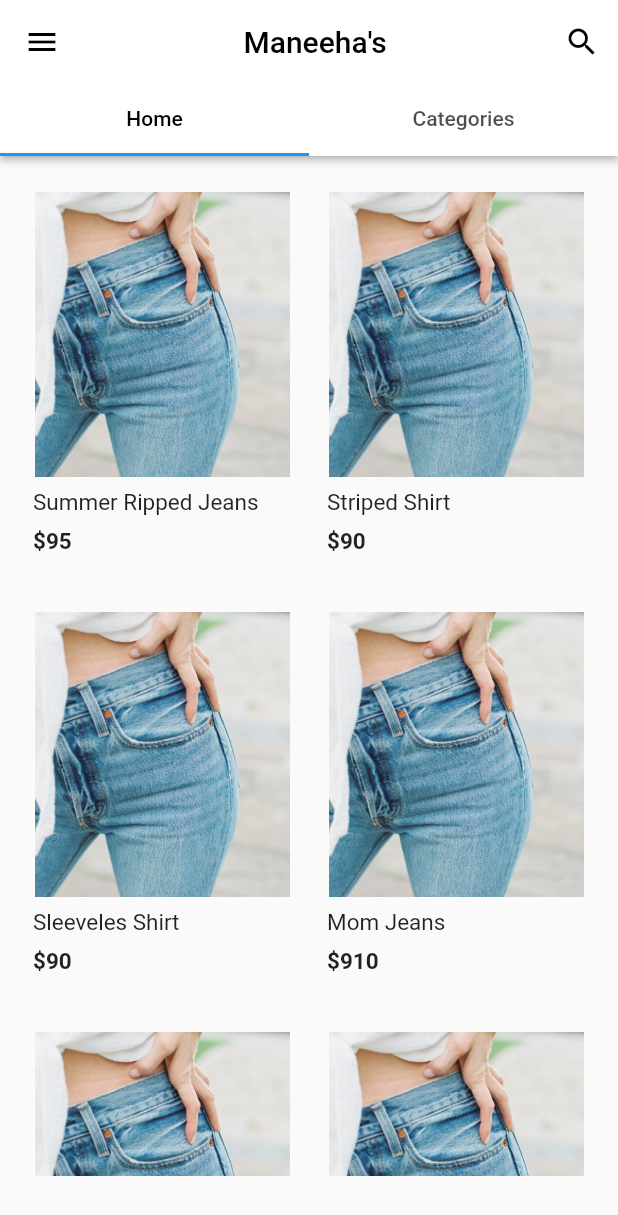
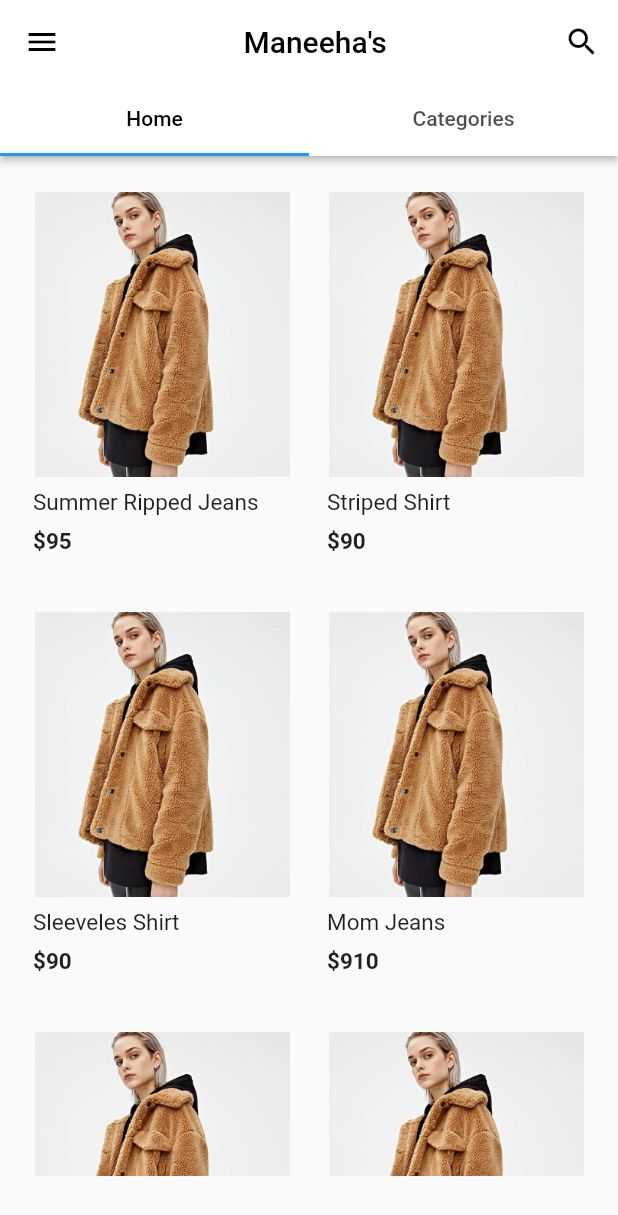
Before and after one commit to JibKh/Group-3-Maneeha-s-Application, a Flutter app: the screen it shows after launch, on a phone screen of 412 x 824 dp. Shown: the top 1215 px of the screen. Run offline on Flutter 3.47's test engine with Material 2 defaults, Android fonts, the light colour scheme and no system bars; our stand-ins replace carousel_pro.

Commit message:
Commit Sehri 3

```diff
--- a/lib/gridProducts.dart
+++ b/lib/gridProducts.dart
@@ -11,42 +11,42 @@ class _ProductsState extends State<GridProducts> {
   var productList = [
     {
       "name": "Summer Ripped Jeans",
-      "picture": "images/jeans.jpg",
+      "picture": "images/cute-cheap-clothes-under-50.jpeg",
       "price": 95,
     },
     {
       "name": "Striped Shirt",
-      "picture": "images/jeans.jpg",
+      "picture": "images/cute-cheap-clothes-under-50.jpeg",
       "price": 90,
     },
     {
       "name": "Sleeveles Shirt",
-      "picture": "images/jeans.jpg",
+      "picture": "images/cute-cheap-clothes-under-50.jpeg",
       "price": 90,
     },
     {
       "name": "Mom Jeans",
-      "picture": "images/jeans.jpg",
+      "picture": "images/cute-cheap-clothes-under-50.jpeg",
       "price": 910,
     },
     {
       "name": "Collared T-Shirt",
-      "picture": "images/jeans.jpg",
+      "picture": "images/cute-cheap-clothes-under-50.jpeg",
       "price": 910,
     },
     {
       "name": "Ripped Jeans",
-      "picture": "images/jeans.jpg",
+      "picture": "images/cute-cheap-clothes-under-50.jpeg",
       "price": 910,
     },
     {
       "name": "Jeans",
-      "picture": "images/jeans.jpg",
+      "picture": "images/cute-cheap-clothes-under-50.jpeg",
       "price": 910,
     },
     {
       "name": "Jeans",
-      "picture": "images/jeans.jpg",
+      "picture": "images/cute-cheap-clothes-under-50.jpeg",
       "price": 910,
     },
   ];
```
